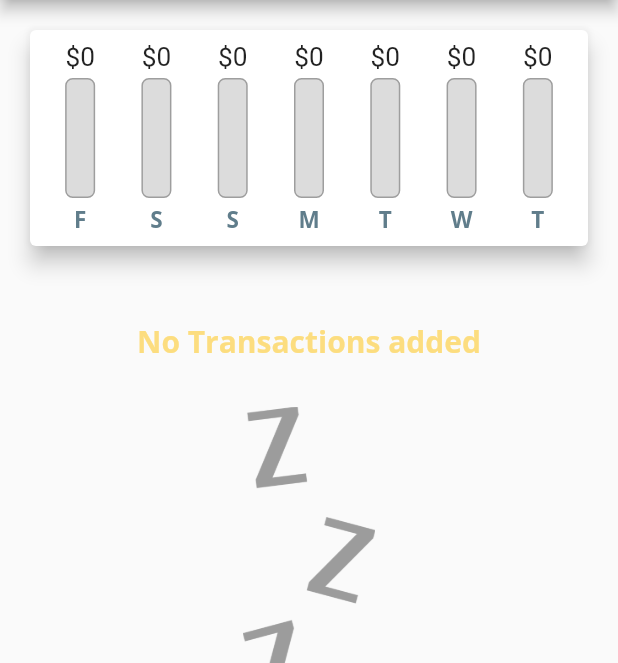
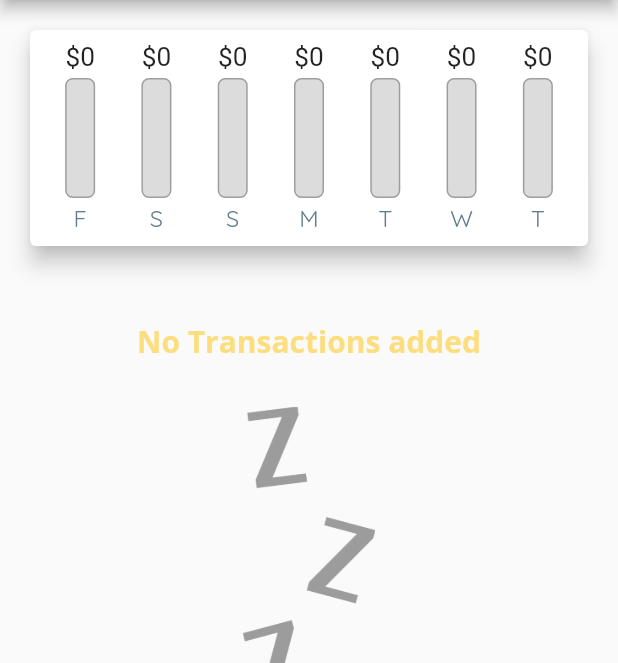
Before and after one commit to carlstep/max_expense_app_3, a Flutter app: the screen it shows after launch, on a phone screen of 412 x 824 dp, the part 84-747 px from its top. Run offline on Flutter 3.47's test engine with Material 2 defaults, Android fonts, the phone set to English and light mode, and no system bars.

Commit message:
adjustments to styling and theme

```diff
--- a/lib/main.dart
+++ b/lib/main.dart
@@ -17,21 +17,16 @@ class MyApp extends StatelessWidget {
       debugShowCheckedModeBanner: false,
       title: 'Personal Expenses',
       theme: ThemeData(
-        elevatedButtonTheme: ElevatedButtonThemeData(
-            style: ElevatedButton.styleFrom(
-          textStyle: Theme.of(context).textTheme.headline5,
-        )),
-        textButtonTheme: TextButtonThemeData(
-            // TODO - button theme
-            style: TextButton.styleFrom(
-          textStyle: Theme.of(context).textTheme.headline5,
-          backgroundColor: Colors.amber,
-        )),
         colorScheme: Theme.of(context).colorScheme.copyWith(
               primary: Colors.blueGrey,
               secondary: Colors.amber[600],
               //TODO - error color
             ),
+        elevatedButtonTheme: ElevatedButtonThemeData(
+          style: ElevatedButton.styleFrom(
+            primary: Colors.amber[600],
+          ),
+        ),
         textTheme: const TextTheme(
           headline3: TextStyle(
               fontFamily: 'OpenSans',
@@ -41,14 +36,20 @@ class MyApp extends StatelessWidget {
           headline4: TextStyle(
               fontFamily: 'Quicksand',
               color: Colors.blueGrey,
-              fontSize: 20,
+              fontSize: 22,
               letterSpacing: .5,
               fontWeight: FontWeight.bold),
           headline5: TextStyle(
-              fontFamily: 'Quicksand',
-              color: Colors.blueGrey,
-              fontSize: 12,
-              fontWeight: FontWeight.bold),
+            fontFamily: 'Quicksand',
+            color: Colors.blueGrey,
+            fontSize: 18,
+          ),
+          headline6: TextStyle(
+            fontFamily: 'Quicksand',
+            color: Colors.blueGrey,
+            fontSize: 18,
+            fontWeight: FontWeight.bold,
+          ),
         ),
         appBarTheme: const AppBarTheme(
           titleTextStyle: TextStyle(
--- a/lib/widgets/new_transaction.dart
+++ b/lib/widgets/new_transaction.dart
@@ -92,6 +92,7 @@ class _NewTransactionState extends State<NewTransaction> {
                     onPressed: _presentDatePicker,
                     child: Text(
                       'Select Date',
+                      style: Theme.of(context).textTheme.headline6,
                     ),
                   ),
                 ],
@@ -101,6 +102,7 @@ class _NewTransactionState extends State<NewTransaction> {
               onPressed: _submitData,
               child: Text(
                 'Add Transaction',
+                style: Theme.of(context).textTheme.headline6,
               ),
             ),
           ],
```
Also changed, not shown: lib/widgets/transaction_list.dart (+9 -5 lines).
